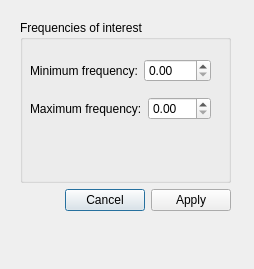
cibr-jyu/meggie, file hoksotin/ui/qt4Designer/TFRfromEpochs.ui: the form before one commit.
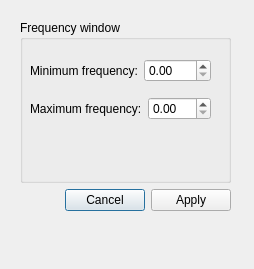
The form after the commit.

The edit to the form file:
```diff
--- a/hoksotin/ui/qt4Designer/TFRfromEpochs.ui
+++ b/hoksotin/ui/qt4Designer/TFRfromEpochs.ui
@@ -26,7 +26,7 @@
     <item>
      <widget class="QGroupBox" name="groupBoxFrequencies">
       <property name="title">
-       <string>Frequencies of interest</string>
+       <string>Frequency window</string>
       </property>
       <widget class="QWidget" name="layoutWidget">
        <property name="geometry">
```
